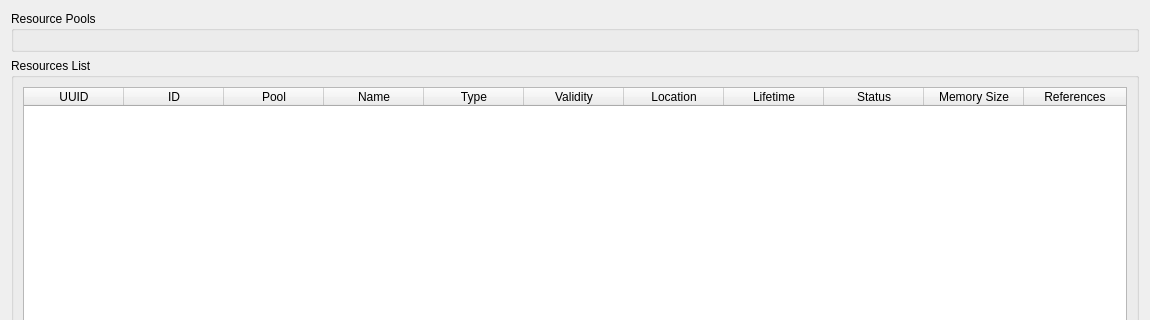
This is Editor/src/UI/Windows/RZEResourceViewer.ui in Pikachuxxxx/Razix as Qt 5 draws it before an edit; both pictures show x 0 to 1150 and y 0 to 320 of the 1150 by 541 pixel window. The edited form follows.
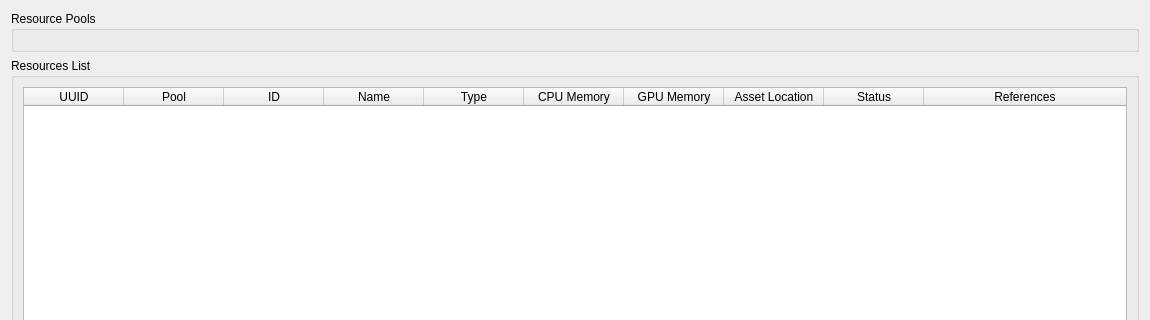
This is the edited form.

Commit message: ReadMe update; ResourceViewer table test;

The edit to the form file:
```diff
--- a/Editor/src/UI/Windows/RZEResourceViewer.ui
+++ b/Editor/src/UI/Windows/RZEResourceViewer.ui
@@ -55,7 +55,7 @@
      <property name="title">
       <string>Resources List</string>
      </property>
-     <layout class="QVBoxLayout" name="verticalLayout_2">
+     <layout class="QHBoxLayout" name="horizontalLayout">
       <property name="spacing">
        <number>6</number>
       </property>
@@ -73,12 +73,33 @@
       </property>
       <item>
        <widget class="QTableWidget" name="ResourcesTable">
+        <property name="editTriggers">
+         <set>QAbstractItemView::NoEditTriggers</set>
+        </property>
+        <property name="wordWrap">
+         <bool>false</bool>
+        </property>
+        <property name="cornerButtonEnabled">
+         <bool>false</bool>
+        </property>
+        <property name="columnCount">
+         <number>10</number>
+        </property>
+        <attribute name="horizontalHeaderVisible">
+         <bool>true</bool>
+        </attribute>
+        <attribute name="horizontalHeaderCascadingSectionResizes">
+         <bool>false</bool>
+        </attribute>
         <attribute name="horizontalHeaderShowSortIndicator" stdset="0">
-         <bool>true</bool>
+         <bool>false</bool>
         </attribute>
         <attribute name="horizontalHeaderStretchLastSection">
          <bool>true</bool>
         </attribute>
+        <attribute name="verticalHeaderVisible">
+         <bool>false</bool>
+        </attribute>
         <attribute name="verticalHeaderCascadingSectionResizes">
          <bool>true</bool>
         </attribute>
@@ -87,16 +108,16 @@
           <string>UUID</string>
          </property>
         </column>
-        <column>
-         <property name="text">
-          <string>ID</string>
-         </property>
-        </column>
         <column>
          <property name="text">
           <string>Pool</string>
          </property>
         </column>
+        <column>
+         <property name="text">
+          <string>ID</string>
+         </property>
+        </column>
         <column>
          <property name="text">
           <string>Name</string>
@@ -109,17 +130,17 @@
         </column>
         <column>
          <property name="text">
-          <string>Validity</string>
+          <string>CPU Memory</string>
          </property>
         </column>
         <column>
          <property name="text">
-          <string>Location</string>
+          <string>GPU Memory</string>
          </property>
         </column>
         <column>
          <property name="text">
-          <string>Lifetime</string>
+          <string>Asset Location</string>
          </property>
         </column>
         <column>
@@ -127,11 +148,6 @@
           <string>Status</string>
          </property>
         </column>
-        <column>
-         <property name="text">
-          <string>Memory Size</string>
-         </property>
-        </column>
         <column>
          <property name="text">
           <string>References</string>
```
The commit also changes 8 other files.
